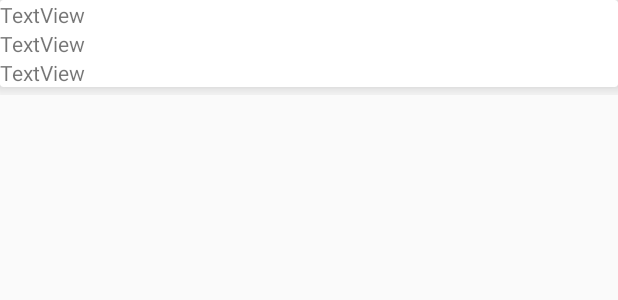
After one commit to fransiska28/Progmobb2020, an Android app: the layout item_list_debugging.xml on its own in the app's theme, with its tools: preview values and no code run, on a phone screen of 412 x 824 dp. The commit adds this screen. Shown: the top 300 px of the screen. Run offline under Robolectric (Android 15) with nearby library versions, the phone set to English and light mode, and no system bars.

Commit message:
Tugas4Debugging

```diff
--- a/app/src/main/AndroidManifest.xml
+++ b/app/src/main/AndroidManifest.xml
@@ -9,7 +9,8 @@
         android:roundIcon="@mipmap/ic_launcher_round"
         android:supportsRtl="true"
         android:theme="@style/AppTheme">
-        <activity android:name=".Pertemuan2.CardActivity"></activity>
+        <activity android:name=".Pertemuan4.DebuggingActivity"></activity>
+        <activity android:name=".Pertemuan2.CardActivity" />
         <activity android:name=".Pertemuan2.RecyclerActivity" />
         <activity android:name=".Pertemuan2.ListActivity" />
         <activity android:name=".HelpActivity" />
--- /dev/null
+++ b/app/src/main/res/layout/item_list_debugging.xml
@@ -0,0 +1,52 @@
+<?xml version="1.0" encoding="utf-8"?>
+<LinearLayout xmlns:android="http://schemas.android.com/apk/res/android"
+    xmlns:app="http://schemas.android.com/apk/res-auto"
+    android:layout_width="match_parent"
+    android:layout_height="wrap_content"
+    android:orientation="vertical">
+
+    <androidx.cardview.widget.CardView
+        android:id="@+id/cvMahasiswa"
+        android:layout_width="match_parent"
+        android:layout_height="wrap_content"
+        android:layout_marginBottom="5dp"
+        android:elevation="2dp"
+        app:cardCornerRadius="2dp"
+        app:cardElevation="10dp"
+        app:cardMaxElevation="2dp">
+
+        <androidx.constraintlayout.widget.ConstraintLayout
+            android:layout_width="match_parent"
+            android:layout_height="match_parent"
+            android:layout_weight="1">
+
+            <TextView
+                android:id="@+id/tvNoTelp"
+                android:layout_width="match_parent"
+                android:layout_height="wrap_content"
+                android:layout_weight="1"
+                android:text="TextView"
+                app:layout_constraintTop_toBottomOf="@+id/tvNim" />
+
+            <TextView
+                android:id="@+id/tvNim"
+                android:layout_width="match_parent"
+                android:layout_height="wrap_content"
+                android:layout_weight="1"
+                android:text="TextView"
+                app:layout_constraintTop_toBottomOf="@+id/tvNama" />
+
+            <TextView
+                android:id="@+id/tvNama"
+                android:layout_width="412dp"
+                android:layout_height="wrap_content"
+                android:layout_weight="1"
+                android:text="TextView"
+                app:layout_constraintEnd_toEndOf="parent"
+                app:layout_constraintStart_toStartOf="parent"
+                app:layout_constraintTop_toTopOf="parent" />
+        </androidx.constraintlayout.widget.ConstraintLayout>
+    </androidx.cardview.widget.CardView>
+
+    />
+</LinearLayout>
```
Also changed, not shown: app/src/main/java/com/e/trackeractivity/Adapter/DebuggingRecyclerAdapter.java (added, +63 -0 lines), app/src/main/java/com/e/trackeractivity/MainActivity.java (+11 -0 lines), app/src/main/java/com/e/trackeractivity/Model/MahasiswaDebugging.java (added, +37 -0 lines), app/src/main/java/com/e/trackeractivity/Pertemuan4/DebuggingActivity.java (added, +50 -0 lines), app/src/main/res/layout/activity_debugging.xml (added, +12 -0 lines), app/src/main/res/layout/activity_main.xml (+12 -0 lines).
